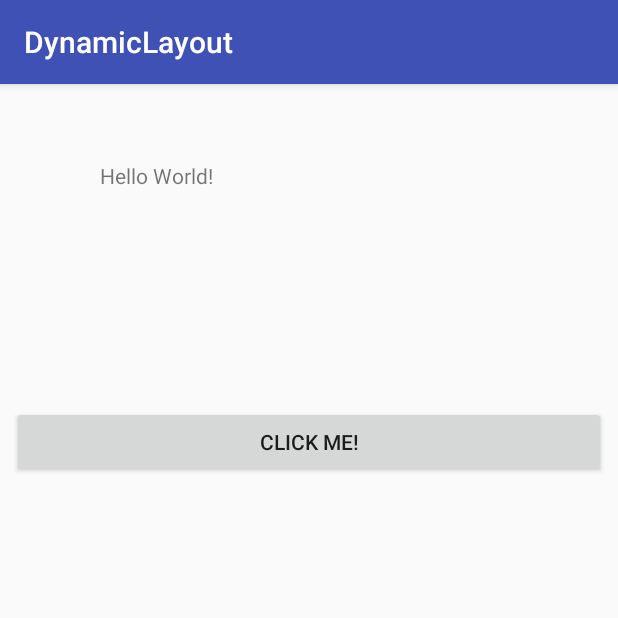
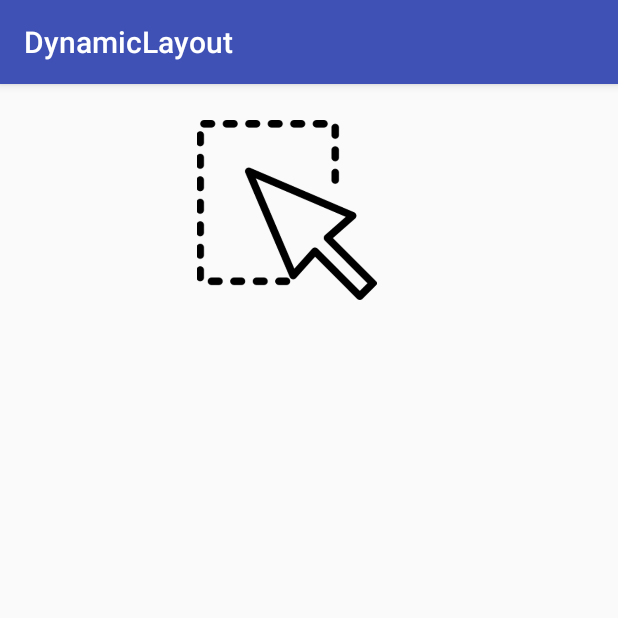
Before and after one commit to parthmeht/DynamicLayout, an Android app: the screen it shows after launch (MainActivity), on a phone screen of 412 x 824 dp, the top half of it. Run offline under Robolectric (Android 15) with nearby library versions, the phone set to English and light mode, and no system bars.

Commit message:
updated main activity

```diff
--- a/app/src/main/res/layout/activity_main.xml
+++ b/app/src/main/res/layout/activity_main.xml
@@ -6,29 +6,14 @@
     android:layout_height="match_parent"
     tools:context=".MainActivity">
 
-    <TextView
-        android:layout_width="wrap_content"
-        android:layout_height="wrap_content"
-        android:text="Hello World!"
-        app:layout_constraintBottom_toBottomOf="parent"
-        app:layout_constraintHorizontal_bias="0.198"
-        app:layout_constraintLeft_toLeftOf="parent"
-        app:layout_constraintRight_toRightOf="parent"
+    <ImageView
+        android:id="@+id/imageView"
+        android:layout_width="150dp"
+        android:layout_height="120dp"
+        android:layout_marginStart="116dp"
+        android:layout_marginTop="24dp"
+        android:contentDescription="@string/imageViewDes"
+        app:layout_constraintStart_toStartOf="parent"
         app:layout_constraintTop_toTopOf="parent"
-        app:layout_constraintVertical_bias="0.069" />
-
-    <Button
-        android:id="@+id/button"
-        android:layout_width="0dp"
-        android:layout_height="wrap_content"
-        android:layout_marginBottom="377dp"
-        android:layout_marginEnd="8dp"
-        android:layout_marginStart="8dp"
-        android:layout_marginTop="86dp"
-        android:text="@string/click_me"
-        app:layout_constraintBottom_toBottomOf="parent"
-        app:layout_constraintEnd_toEndOf="parent"
-        app:layout_constraintStart_toStartOf="parent"
-        app:layout_constraintTop_toTopOf="parent" />
-
+        app:srcCompat="@drawable/select_image" />
 </android.support.constraint.ConstraintLayout>
--- a/app/src/main/res/values/strings.xml
+++ b/app/src/main/res/values/strings.xml
@@ -2,4 +2,5 @@
     <string name="app_name">DynamicLayout</string>
     <string name="click_me">Click Me!</string>
     <string name="helloWorld">Hello World !!</string>
+    <string name="imageViewDes">Profile Avatar</string>
 </resources>
```
Also changed, not shown: app/src/main/res/drawable/avatar_f_1.png (renamed from app/src/main/res/drawable-v24/avatar_f_1.png), app/src/main/res/drawable/avatar_f_2.png (renamed from app/src/main/res/drawable-v24/avatar_f_2.png), app/src/main/res/drawable/avatar_f_3.png (renamed from app/src/main/res/drawable-v24/avatar_f_3.png), app/src/main/res/drawable/avatar_m_1.png (renamed from app/src/main/res/drawable-v24/avatar_m_1.png), app/src/main/res/drawable/avatar_m_2.png (renamed from app/src/main/res/drawable-v24/avatar_m_2.png), app/src/main/res/drawable/avatar_m_3.png (renamed from app/src/main/res/drawable-v24/avatar_m_3.png), app/src/main/res/drawable/select_image.png (renamed from app/src/main/res/drawable-v24/select_image.png).
